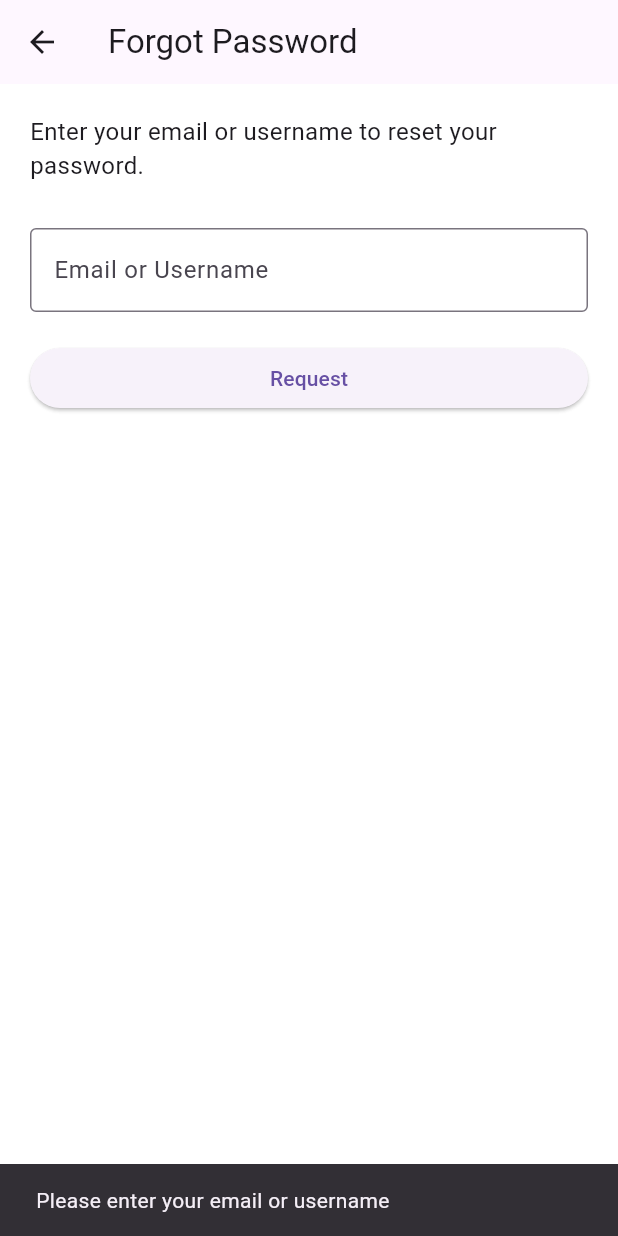
After one commit to maozedoggo/FYP_Smahorz, a Flutter app: the ForgotPasswordPage screen opened directly, after a tap on "Request", on a phone screen of 412 x 824 dp. The commit adds this screen. Run offline on Flutter 3.47's test engine with Material 3 defaults, Android fonts, the phone set to English and light mode, and no system bars; our stand-ins replace cloud_firestore, firebase_auth, firebase_core; accounts and stored records are empty.

Commit message:
forgot password

```diff
--- /dev/null
+++ b/lib/views/pages/forgot_password/forgot_password.dart
@@ -0,0 +1,74 @@
+import 'package:flutter/material.dart';
+
+class ForgotPasswordPage extends StatefulWidget {
+  const ForgotPasswordPage({super.key});
+
+  @override
+  State<ForgotPasswordPage> createState() => _ForgotPasswordPageState();
+}
+
+class _ForgotPasswordPageState extends State<ForgotPasswordPage> {
+  final TextEditingController _userController = TextEditingController();
+
+  @override
+  void dispose() {
+    _userController.dispose();
+    super.dispose();
+  }
+
+  void _requestReset() {
+    String input = _userController.text.trim();
+    if (input.isEmpty) {
+      ScaffoldMessenger.of(context).showSnackBar(
+        const SnackBar(content: Text("Please enter your email or username")),
+      );
+      return;
+    }
+    // TODO: Implement password reset logic here
+    ScaffoldMessenger.of(context).showSnackBar(
+      const SnackBar(content: Text("Password reset request sent (not implemented)")),
+    );
+  }
+
+  @override
+  Widget build(BuildContext context) {
+    return Scaffold(
+      appBar: AppBar(
+        leading: IconButton(
+          icon: const Icon(Icons.arrow_back),
+          onPressed: () => Navigator.pop(context),
+        ),
+        title: const Text('Forgot Password'),
+        elevation: 0,
+      ),
+      body: Padding(
+        padding: const EdgeInsets.all(20),
+        child: Column(
+          crossAxisAlignment: CrossAxisAlignment.start,
+          children: [
+            const Text(
+              "Enter your email or username to reset your password.",
+              style: TextStyle(fontSize: 16),
+            ),
+            const SizedBox(height: 30),
+            TextField(
+              controller: _userController,
+              decoration: const InputDecoration(
+                labelText: "Email or Username",
+                border: OutlineInputBorder(),
+              ),
+            ),
+            const SizedBox(height: 20),
+            SizedBox(
+              width: double.infinity,
+              child: ElevatedButton(
+                onPressed: _requestReset,
+                child: const Text("Request"),
+              ),
+            ),
+          ],
+        ),
+      ),
+    );
+  }
+}
--- a/lib/views/pages/login/login_page.dart
+++ b/lib/views/pages/login/login_page.dart
@@ -106,6 +106,26 @@ class _LoginPageState extends State<LoginPage> {
                 ),
               ),
             ),
+            // Forgot Password button
+            Align(
+              alignment: Alignment.centerRight,
+              child: TextButton(
+                onPressed: () {
+                  // Navigate to Forgot Password page
+                  Navigator.push(
+                    context,
+                    MaterialPageRoute(
+                      builder: (_) => Scaffold(
+                        appBar: AppBar(title: const Text('Forgot Password')),
+                        body: const Center(
+                        ),
+                      ),
+                    ),
+                  );
+                },
+                child: const Text('Forgot Password?'),
+              ),
+            ),
             const SizedBox(height: 20),
             ElevatedButton(
               onPressed: _login,
```
